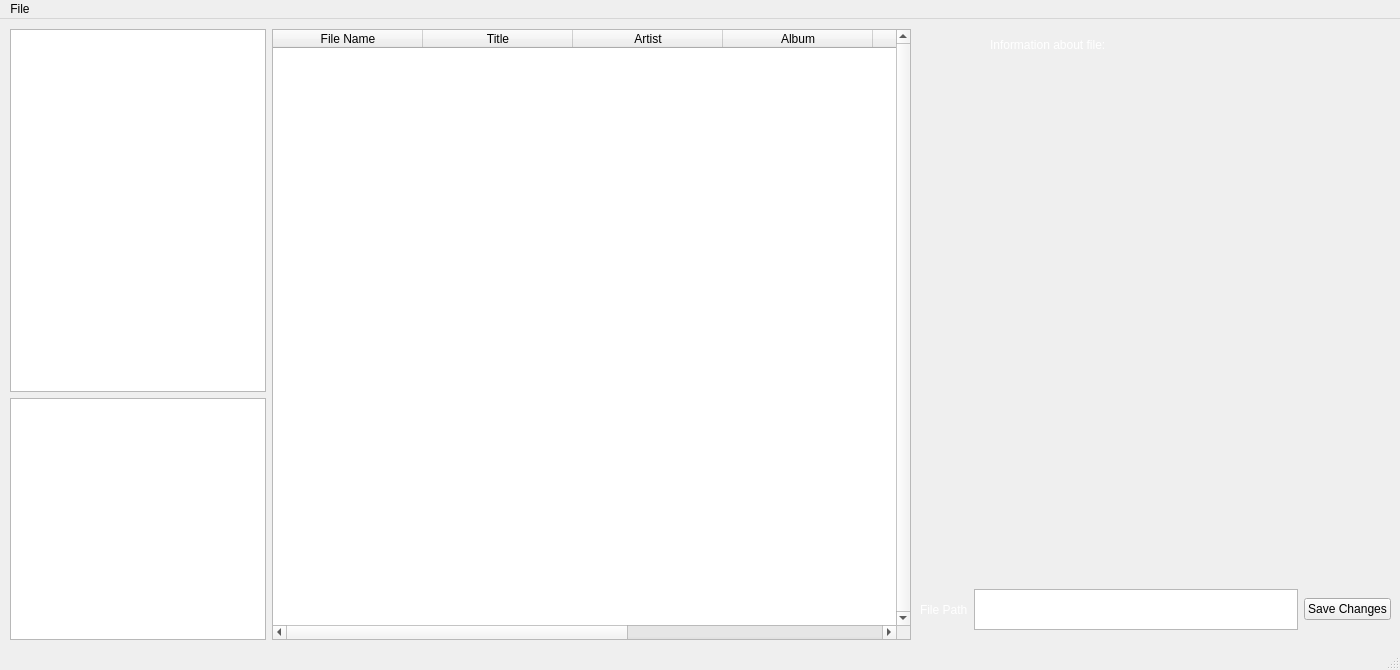
First picture: the form in app/src/mainwindow.ui, repository mmasniy/utag, before the edit.
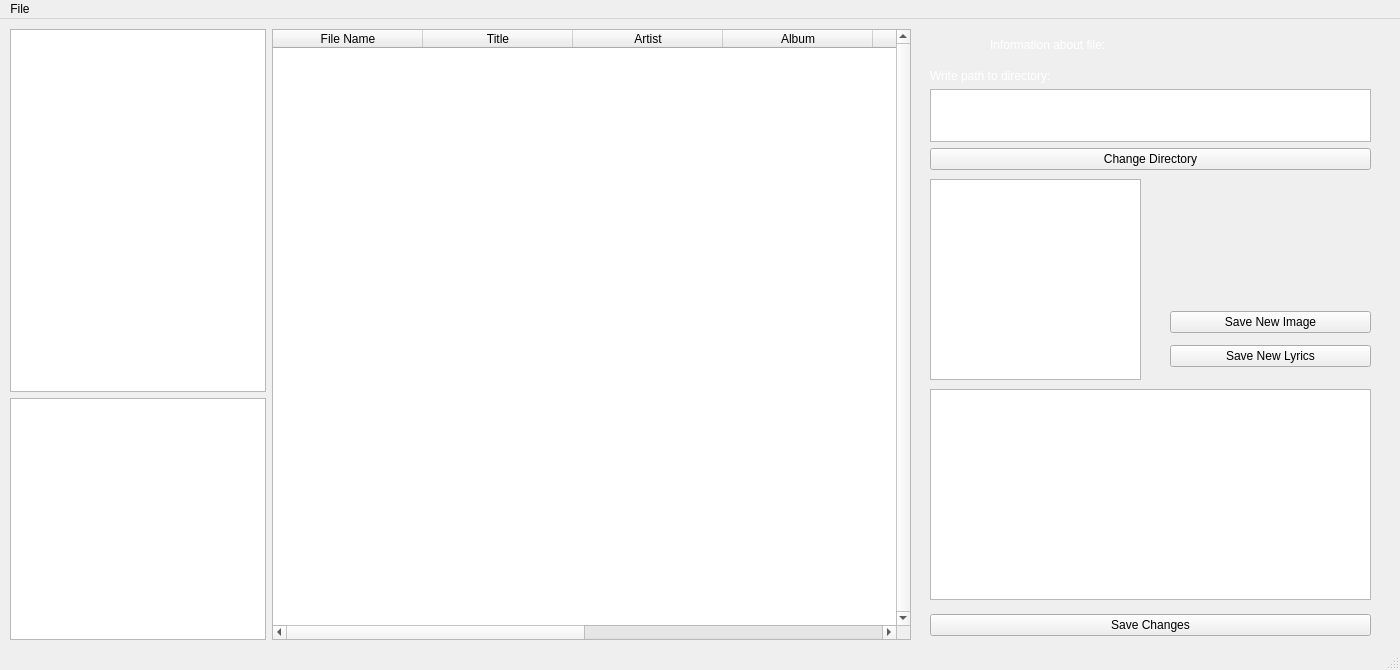
Second picture: the form after the edit. Custom widgets are drawn as their Qt base class.

Commit message: changed design, add some buttons and added the ability to change the folder

Diff of the .ui file:
```diff
--- a/app/src/mainwindow.ui
+++ b/app/src/mainwindow.ui
@@ -28,6 +28,15 @@
   <property name="windowTitle">
    <string>MainWindow</string>
   </property>
+  <property name="toolButtonStyle">
+   <enum>Qt::ToolButtonTextOnly</enum>
+  </property>
+  <property name="animated">
+   <bool>true</bool>
+  </property>
+  <property name="dockOptions">
+   <set>QMainWindow::AllowNestedDocks|QMainWindow::AnimatedDocks|QMainWindow::ForceTabbedDocks</set>
+  </property>
   <widget class="QWidget" name="centralwidget">
    <widget class="QWidget" name="horizontalLayoutWidget">
     <property name="geometry">
@@ -104,6 +113,11 @@
          <string>Year</string>
         </property>
        </column>
+       <column>
+        <property name="text">
+         <string>File Path</string>
+        </property>
+       </column>
       </widget>
      </item>
     </layout>
@@ -128,13 +142,35 @@
    <widget class="QWidget" name="horizontalLayoutWidget_2">
     <property name="geometry">
      <rect>
-      <x>920</x>
-      <y>570</y>
-      <width>471</width>
-      <height>41</height>
+      <x>930</x>
+      <y>591</y>
+      <width>441</width>
+      <height>31</height>
      </rect>
     </property>
-    <layout class="QHBoxLayout" name="horizontalLayout_2" stretch="0,8,0">
+    <layout class="QHBoxLayout" name="horizontalLayout_2" stretch="0">
+     <item>
+      <widget class="QPushButton" name="pushButton">
+       <property name="styleSheet">
+        <string notr="true"/>
+       </property>
+       <property name="text">
+        <string>Save Changes</string>
+       </property>
+      </widget>
+     </item>
+    </layout>
+   </widget>
+   <widget class="QWidget" name="verticalLayoutWidget">
+    <property name="geometry">
+     <rect>
+      <x>930</x>
+      <y>50</y>
+      <width>441</width>
+      <height>101</height>
+     </rect>
+    </property>
+    <layout class="QVBoxLayout" name="verticalLayout_2">
      <item>
       <widget class="QLabel" name="label_5">
        <property name="styleSheet">
@@ -143,25 +179,74 @@
 </string>
        </property>
        <property name="text">
-        <string>File Path</string>
+        <string>Write path to directory:</string>
        </property>
       </widget>
      </item>
      <item>
-      <widget class="QTextBrowser" name="textBrowser_2"/>
+      <widget class="QPlainTextEdit" name="plainTextEdit"/>
      </item>
      <item>
-      <widget class="QPushButton" name="pushButton">
-       <property name="styleSheet">
-        <string notr="true"/>
+      <widget class="QPushButton" name="pushButton_2">
+       <property name="text">
+        <string>Change Directory</string>
        </property>
+      </widget>
+     </item>
+    </layout>
+   </widget>
+   <widget class="QTextBrowser" name="textBrowser_3">
+    <property name="geometry">
+     <rect>
+      <x>930</x>
+      <y>370</y>
+      <width>441</width>
+      <height>211</height>
+     </rect>
+    </property>
+   </widget>
+   <widget class="QWidget" name="verticalLayoutWidget_2">
+    <property name="geometry">
+     <rect>
+      <x>1170</x>
+      <y>280</y>
+      <width>201</width>
+      <height>81</height>
+     </rect>
+    </property>
+    <layout class="QVBoxLayout" name="verticalLayout_3">
+     <property name="spacing">
+      <number>0</number>
+     </property>
+     <property name="bottomMargin">
+      <number>0</number>
+     </property>
+     <item>
+      <widget class="QPushButton" name="pushButton_3">
        <property name="text">
-        <string>Save Changes</string>
+        <string>Save New Image</string>
        </property>
       </widget>
      </item>
+     <item>
+      <widget class="QPushButton" name="pushButton_4">
+       <property name="text">
+        <string>Save New Lyrics</string>
+       </property>
+      </widget>
+     </item>
     </layout>
    </widget>
+   <widget class="QTextBrowser" name="textBrowser_4">
+    <property name="geometry">
+     <rect>
+      <x>930</x>
+      <y>160</y>
+      <width>211</width>
+      <height>201</height>
+     </rect>
+    </property>
+   </widget>
   </widget>
   <widget class="QMenuBar" name="menubar">
    <property name="geometry">
```
The commit also changes 7 other files.
